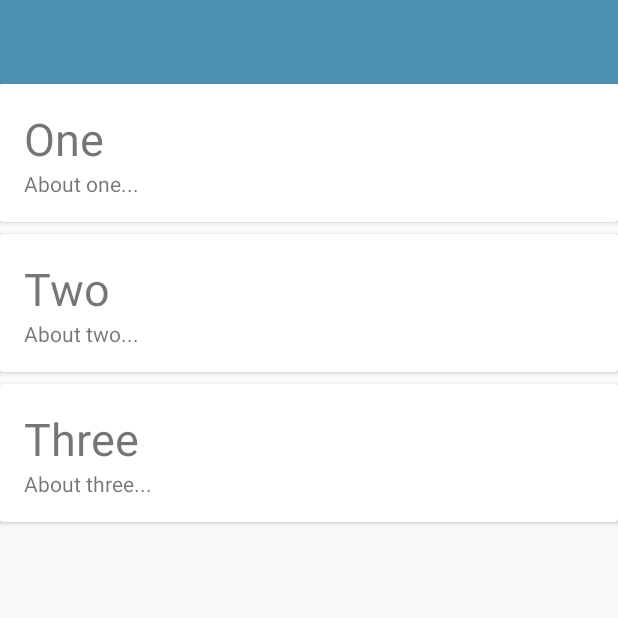
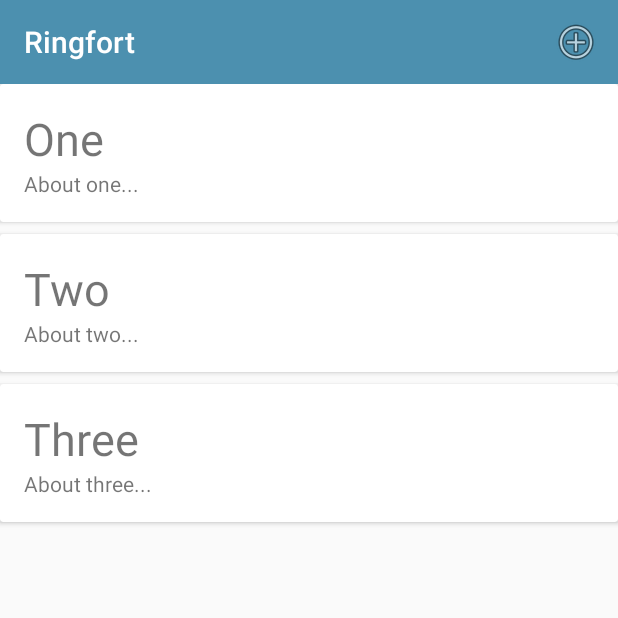
Before and after one commit to dlombard94/Ringfort, an Android app: the screen it shows after launch (RingfortListActivity), on a phone screen of 412 x 824 dp, the top half of it. Run offline under Robolectric (Android 15) with nearby library versions, the phone set to English and light mode, and no system bars; 1 statement that could not run was skipped.

Commit message:
added main menu add function

```diff
--- a/app/src/main/java/org/wit/ringfort/activities/RingfortListActivity.kt
+++ b/app/src/main/java/org/wit/ringfort/activities/RingfortListActivity.kt
@@ -2,6 +2,7 @@ package org.wit.ringfort.activities
 
 import android.os.Bundle
 import android.view.LayoutInflater
+import android.view.Menu
 import android.view.View
 import android.view.ViewGroup
 import androidx.appcompat.app.AppCompatActivity
@@ -18,14 +19,23 @@ class RingfortListActivity : AppCompatActivity() {
 
     lateinit var app: MainApp
 
+
     override fun onCreate(savedInstanceState: Bundle?) {
         super.onCreate(savedInstanceState)
         setContentView(R.layout.activity_ringfort_list)
         app = application as MainApp
 
+        toolbar.title = title
+        setSupportActionBar(toolbar)
+
         val layoutManager = LinearLayoutManager(this)
         recyclerView.layoutManager = layoutManager
         recyclerView.adapter = RingfortAdapter(app.ringforts)
+    }
+
+    override fun onCreateOptionsMenu(menu: Menu?): Boolean {
+        menuInflater.inflate(R.menu.menu_main, menu)
+        return super.onCreateOptionsMenu(menu)
     }
 }
 
--- /dev/null
+++ b/app/src/main/res/menu/menu_main.xml
@@ -0,0 +1,10 @@
+<?xml version="1.0" encoding="utf-8"?>
+<menu xmlns:android="http://schemas.android.com/apk/res/android"
+    xmlns:app="http://schemas.android.com/apk/res-auto">
+
+    <item
+        android:id="@+id/item_add"
+        android:icon="@android:drawable/ic_menu_add"
+        android:title="@string/menu_addRingfort"
+        app:showAsAction="always" />
+</menu>
--- a/app/src/main/res/values/strings.xml
+++ b/app/src/main/res/values/strings.xml
@@ -3,5 +3,5 @@
     <string name="button_addRingfort">Add Ringfort</string>
     <string name="hint_ringfortTitle">Ringfort Title</string>
     <string name="hint_ringfortDescription">Description </string>
-
+    <string name="menu_addRingfort">Add</string>
 </resources>
```
